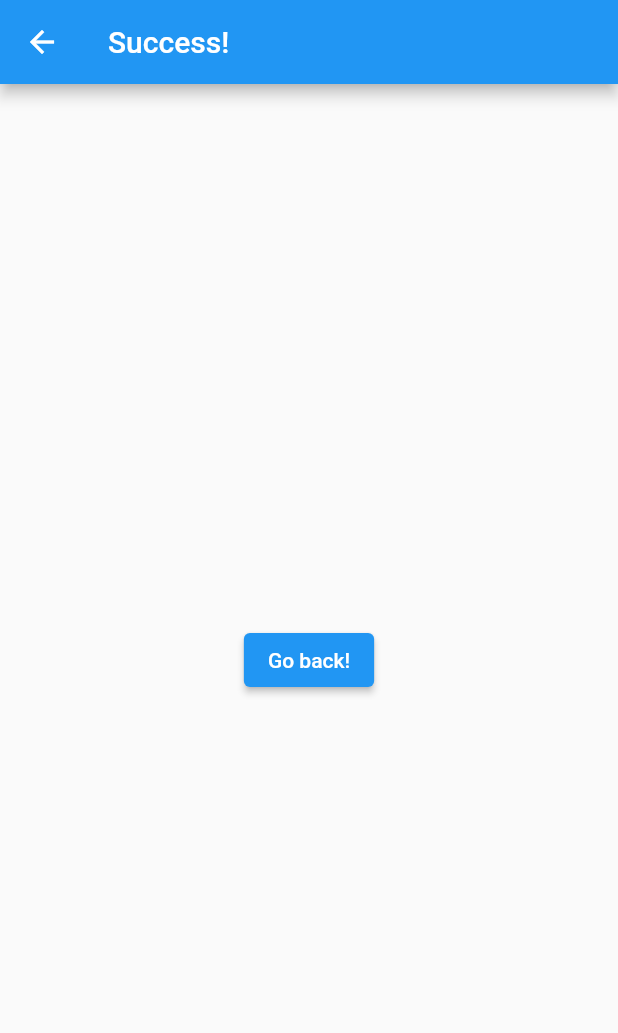
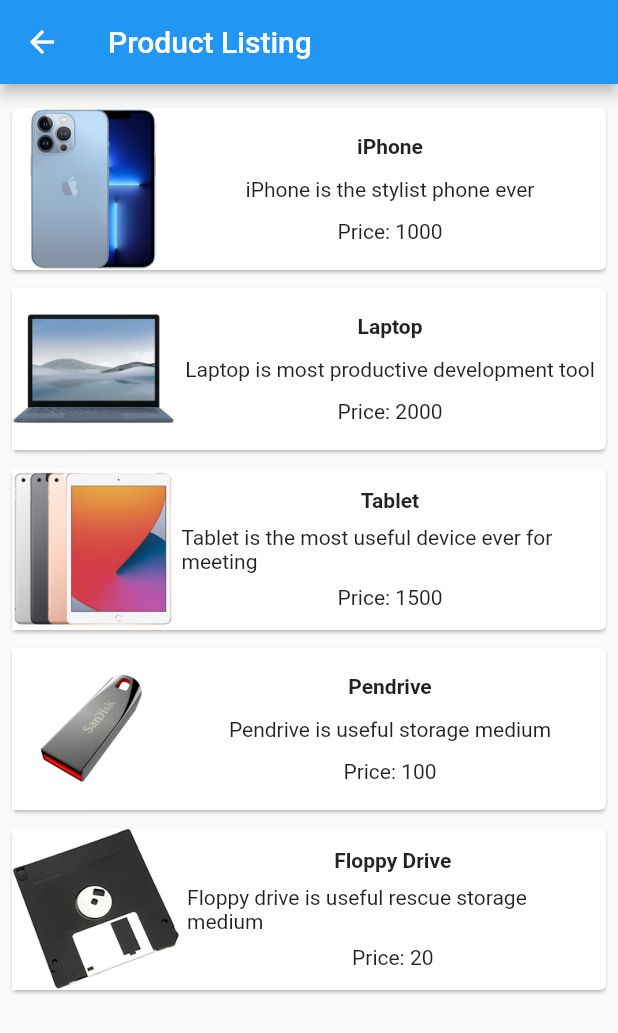
Before and after one commit to vietvuive579/flutter_loginScreen, a Flutter app: the screen it shows after launch, after a tap on "LOGIN", on a phone screen of 412 x 824 dp. Shown: the top 1033 px of the screen. Run offline on Flutter 3.47's test engine with Material 2 defaults, Android fonts, the phone set to English and light mode, and no system bars.

Commit message:
add Listview

```diff
--- a/lib/change_screen.dart
+++ b/lib/change_screen.dart
@@ -1,20 +1,84 @@
 import 'package:flutter/material.dart';
 
 class changeScreen extends StatelessWidget {
-  const changeScreen({Key? key}) : super(key: key);
-
   @override
   Widget build(BuildContext context) {
     return Scaffold(
-      appBar: AppBar(
-        title: const Text("Success!"),
-      ),
-      body: Center(
-        child: ElevatedButton(
-          onPressed: () {
-            Navigator.pop(context);
-          },
-          child: const Text('Go back!'),
+        appBar: AppBar(title: Text("Product Listing")),
+        body: ListView(
+          shrinkWrap: true,
+          padding: const EdgeInsets.fromLTRB(2.0, 10.0, 2.0, 10.0),
+          children: <Widget>[
+            ProductBox(
+                name: "iPhone",
+                description: "iPhone is the stylist phone ever",
+                price: 1000,
+                image: "iphone.jpg"),
+            ProductBox(
+                name: "Laptop",
+                description: "Laptop is most productive development tool",
+                price: 2000,
+                image: "laptop.jpg"),
+            ProductBox(
+                name: "Tablet",
+                description:
+                    "Tablet is the most useful device ever for meeting",
+                price: 1500,
+                image: "tablet.jpg"),
+            ProductBox(
+                name: "Pendrive",
+                description: "Pendrive is useful storage medium",
+                price: 100,
+                image: "penDrive.jpg"),
+            ProductBox(
+                name: "Floppy Drive",
+                description: "Floppy drive is useful rescue storage medium",
+                price: 20,
+                image: "floppyDisk.jpg"),
+          ],
+        ));
+  }
+}
+
+class ProductBox extends StatelessWidget {
+  ProductBox(
+      {required this.name,
+      required this.description,
+      required this.price,
+      required this.image});
+  final String name;
+  final String description;
+  final int price;
+  final String image;
+
+  Widget build(BuildContext context) {
+    return Container(
+      padding: EdgeInsets.all(2),
+      height: 120,
+      child: Card(
+        child: Row(
+          mainAxisAlignment: MainAxisAlignment.spaceEvenly,
+          children: <Widget>[
+            Image.asset("assets/product/" + image),
+            Expanded(
+              child: Container(
+                padding: EdgeInsets.all(5),
+                child: Column(
+                  mainAxisAlignment: MainAxisAlignment.spaceEvenly,
+                  children: <Widget>[
+                    Text(
+                      this.name,
+                      style: TextStyle(fontWeight: FontWeight.bold),
+                    ),
+                    Text(this.description),
+                    Text(
+                      "Price: " + this.price.toString(),
+                    ),
+                  ],
+                ),
+              ),
+            )
+          ],
         ),
       ),
     );
--- a/lib/login_screen.dart
+++ b/lib/login_screen.dart
@@ -131,7 +131,7 @@ class _LoginScreenState extends State<LoginScreen> {
         elevation: 5.0,
         onPressed: () {
           Navigator.push(context,
-              MaterialPageRoute(builder: (context) => const changeScreen()));
+              MaterialPageRoute(builder: (context) => changeScreen()));
         },
         padding: EdgeInsets.all(15.0),
         shape: RoundedRectangleBorder(
@@ -204,14 +204,14 @@ class _LoginScreenState extends State<LoginScreen> {
           _buildSocialBtn(
             () => print('Login with Facebook'),
             const AssetImage(
-              'assets/logos/facebook.jpg',
+              'assets/logo/facebook.jpg',
             ),
           ),
           _buildSocialBtn(
             // ignore: avoid_print
             () => print('Login with Google'),
             const AssetImage(
-              'assets/logos/google.jpg',
+              'assets/logo/google.jpg',
             ),
           ),
         ],
```
Also changed, not shown: pubspec.yaml (+9 -0 lines), assets/product/floppyDisk.jpg (added), assets/product/iphone.jpg (added), assets/product/laptop.jpg (added), assets/product/penDrive.jpg (added), assets/product/tablet.jpg (added), flutter_01.png (added).
